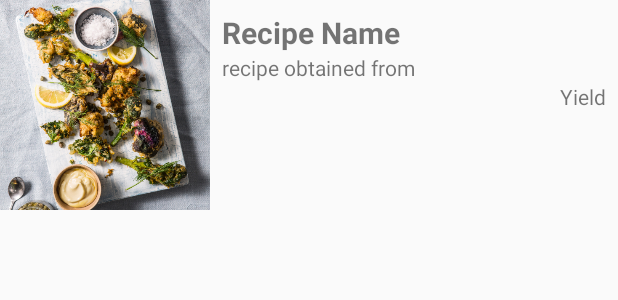
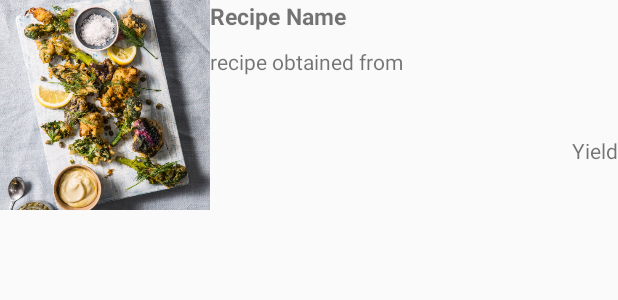
Before and after one commit to Yonkokilasi/Pika2.0, an Android app: the layout recipe_list_item.xml on its own in the app's theme, with its tools: preview values and no code run, on a phone screen of 412 x 824 dp. Shown: the top 300 px of the screen. Run offline under Robolectric (Android 15) with nearby library versions, the phone set to English and light mode, and no system bars.

Commit message:
changed ui for list recipe

```diff
--- a/app/src/main/java/com/example/josephinemenge/pika/adapters/RecipeListAdapter.java
+++ b/app/src/main/java/com/example/josephinemenge/pika/adapters/RecipeListAdapter.java
@@ -57,6 +57,7 @@ private ArrayList<Recipe>mRecipes = new ArrayList<>();
         @Bind(R.id.recipeSource)TextView mRecipeSourceView;
         @Bind(R.id.yieldTextView) TextView mYieldTextView;
 
+
         private  Context mContext;
 
         public RecipeViewHolder(View itemView) {
@@ -67,8 +68,9 @@ private ArrayList<Recipe>mRecipes = new ArrayList<>();
         public void bindRecipe(Recipe recipe) {
             Picasso.with(mContext).load(recipe.getImageUrl()).into(mImageView);
             mNameTextView.setText(recipe.getLabel());
-            mYieldTextView.setText("Feeds:"+ recipe.getYield() +" persons");
+            mYieldTextView.setText("Feeds: " + recipe.getYield() +" persons");
             mRecipeSourceView.setText(recipe.getSource());
+
 
 
         }
--- a/app/src/main/java/com/example/josephinemenge/pika/service/EdmamService.java
+++ b/app/src/main/java/com/example/josephinemenge/pika/service/EdmamService.java
@@ -29,7 +29,7 @@ public class EdmamService {
         urlBuilder.addQueryParameter(Constants.QUERY_PARAMETER,fType);
         urlBuilder.addQueryParameter(Constants.INGREDIENT_QUERY_PARAMETER,ingredients);
         urlBuilder.addQueryParameter("from","0");
-        urlBuilder.addQueryParameter("to","10");
+        urlBuilder.addQueryParameter("to","7");
         String url = urlBuilder.build().toString();
         Request request = new Request.Builder().url(url).build();
         Call call = client.newCall(request);
--- a/app/src/main/res/layout/activity_results.xml
+++ b/app/src/main/res/layout/activity_results.xml
@@ -8,14 +8,15 @@
     android:paddingBottom="16dp"
     android:paddingLeft="16dp"
     android:paddingRight="16dp"
-    android:paddingTop="16dp">
+    android:paddingTop="7dp">
 
 
 
     <android.support.v7.widget.RecyclerView
         android:layout_width="match_parent"
         android:layout_height="match_parent"
-        android:id="@+id/recyclerView">
+        android:id="@+id/recyclerView"
+      >
 
     </android.support.v7.widget.RecyclerView>
 
--- a/app/src/main/res/layout/recipe_list_item.xml
+++ b/app/src/main/res/layout/recipe_list_item.xml
@@ -13,12 +13,12 @@
         android:layout_width="match_parent"
         android:layout_height="match_parent"
         android:orientation="vertical"
-        android:padding="8dp">
+        android:padding="0dp">
         <TextView
             android:layout_width="wrap_content"
             android:layout_height="wrap_content"
             android:id="@+id/recipeNameTextView"
-            android:textSize="20dp"
+            android:textSize="15dp"
             android:textStyle="bold"
             android:text="Recipe Name"/>
         <TextView
@@ -28,7 +28,14 @@
             android:text="recipe obtained from"
             android:layout_alignParentLeft="true"
             android:layout_alignParentStart="true"
+            android:layout_marginTop="10dp"
             />
+        <!--<TextView-->
+            <!--android:layout_width="wrap_content"-->
+            <!--android:layout_height="wrap_content"-->
+            <!--android:id="@+id/healthLabel"-->
+            <!--android:text="Vegan"-->
+            <!--android:layout_marginTop="5dp"/>-->
         <RelativeLayout
             android:layout_width="match_parent"
             android:layout_height="match_parent">
@@ -39,7 +46,8 @@
                 android:id="@+id/yieldTextView"
                 android:layout_alignParentBottom="true"
                 android:layout_alignParentRight="true"
-                android:layout_alignParentTop="true"/>
+                android:layout_alignParentTop="true"
+                android:layout_marginTop="40dp"/>
 
         </RelativeLayout>
     </LinearLayout>
```
Also changed, not shown: app/src/main/java/com/example/josephinemenge/pika/MainActivity.java (+8 -8 lines), app/src/main/res/layout/activity_main.xml (+23 -23 lines).
